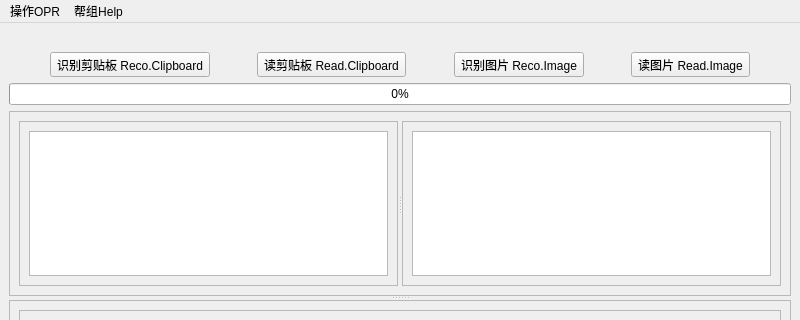
First picture: the form in pybibiocr/mainwindow.ui, repository bibiparrot/bibiocr, before the edit; both pictures show x 0 to 800 and y 0 to 320 of the 800 by 600 pixel window.
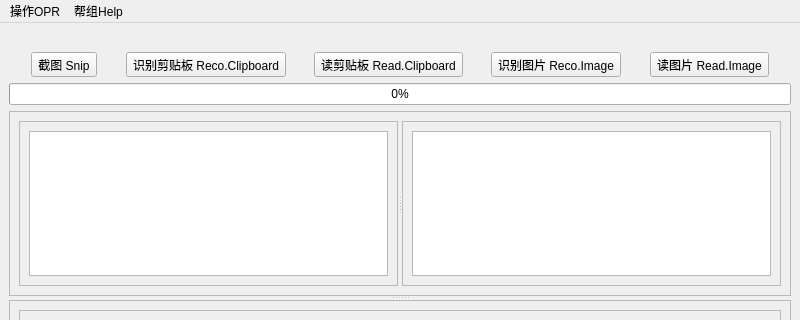
Second picture: the form after the edit. Icons and pictures are not drawn.

Commit message: added snip tool support

Patch:
```diff
--- a/pybibiocr/mainwindow.ui
+++ b/pybibiocr/mainwindow.ui
@@ -62,6 +62,26 @@
         </property>
        </spacer>
       </item>
+      <item>
+       <widget class="QToolButton" name="toolButton_0">
+        <property name="text">
+         <string>截图 Snip</string>
+        </property>
+       </widget>
+      </item>
+      <item>
+       <spacer name="horizontalSpacer_6">
+        <property name="orientation">
+         <enum>Qt::Horizontal</enum>
+        </property>
+        <property name="sizeHint" stdset="0">
+         <size>
+          <width>40</width>
+          <height>20</height>
+         </size>
+        </property>
+       </spacer>
+      </item>
       <item>
        <widget class="QToolButton" name="toolButton">
         <property name="text">
```
Left out of the diff: 7 changed lines with no effect on the pictures. The commit also changes 4 other files.
